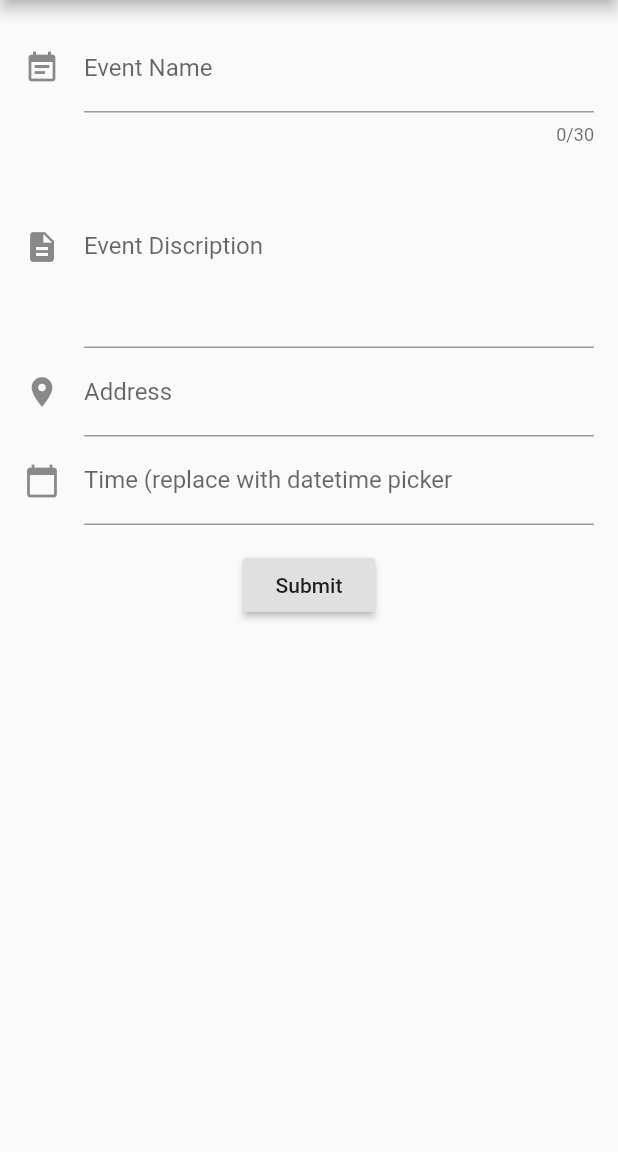
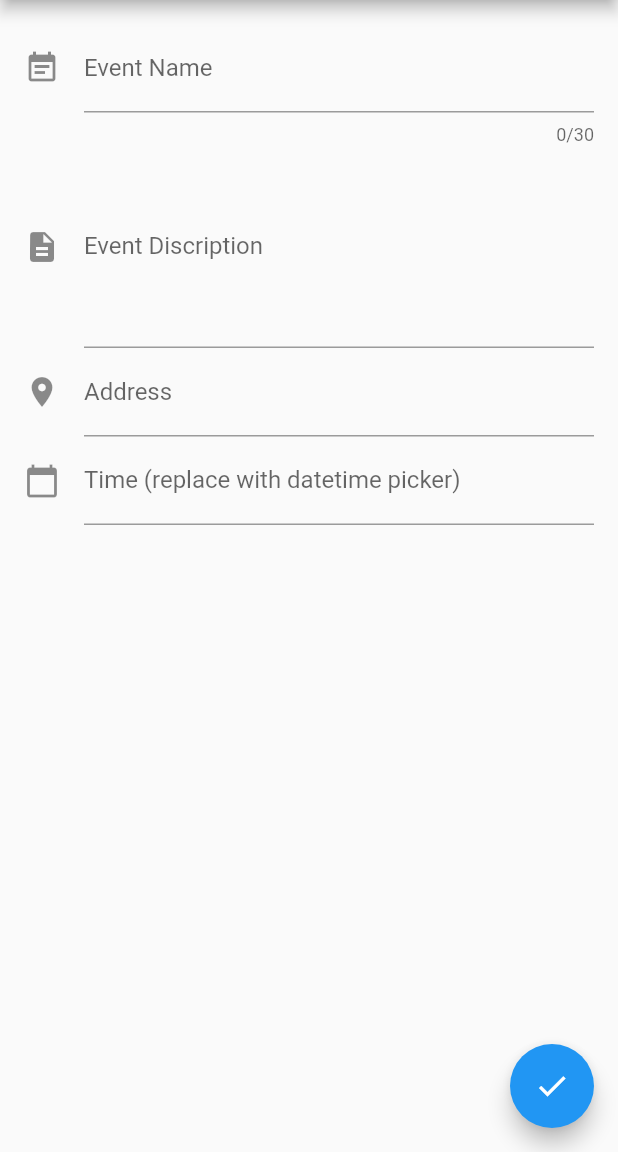
Before and after one commit to asundheim/Doorman, a Flutter app: the CreateNewEvent screen opened directly, on a phone screen of 412 x 824 dp, the part 84-1236 px from its top. Run offline on Flutter 3.47's test engine with Material 2 defaults, Android fonts, the phone set to English and light mode, and no system bars; our stand-ins replace google_sign_in, qr_flutter; missing offline and left inert: qrcode_reader; network calls fail.

Commit message:
added to events pages

```diff
--- a/lib/pages/events.dart
+++ b/lib/pages/events.dart
@@ -22,6 +22,7 @@ class _EventsState extends State<Events> {
     return Scaffold(
       floatingActionButton: FloatingActionButton(
         tooltip: "Create new Event",
+          child: Icon(Icons.add),
           onPressed: () => Navigator.push(context, MaterialPageRoute(builder: (BuildContext context) => CreateNewEvent()))),
         body: Material(
           child: Column(
@@ -94,6 +95,14 @@ class _CreateNewEventState extends State<CreateNewEvent> {
       appBar: AppBar(
         title: Text('Create new event'),
       ),
+      floatingActionButton: FloatingActionButton(
+          onPressed: () {
+            _createEvent(eventName, eventDescription, eventAddress, eventDateTime);
+            Navigator.pop(context);
+          },
+        tooltip: "Submit",
+        child: Icon(Icons.check),
+      ),
       body: Material(
       child: Padding(
         padding: const EdgeInsets.all(16.0),
@@ -145,7 +154,7 @@ class _CreateNewEventState extends State<CreateNewEvent> {
                 keyboardType: TextInputType.datetime,
                 decoration: const InputDecoration(
                   icon: Icon(Icons.calendar_today),
-                  labelText: 'Time (replace with datetime picker',
+                  labelText: 'Time (replace with datetime picker)',
                   hintText: '12/1/1 5:00pm',
                 ),
                 maxLines: 1,
@@ -153,15 +162,6 @@ class _CreateNewEventState extends State<CreateNewEvent> {
                   eventDateTime = value;
                 },
               ),
-                Padding(
-                  padding: EdgeInsets.only(top:16.0),
-                ),
-                // TODO maybe change to a save button on top right
-                RaisedButton(
-                  child: Text('Submit'),
-                  onPressed: () => _createEvent(eventName, eventDescription, eventAddress, eventDateTime),
-                ),
-
             ],
           ),
         ),
--- a/lib/pages/home.dart
+++ b/lib/pages/home.dart
@@ -4,6 +4,7 @@ import './qrgenerator.dart';
 import './auth.dart';
 import './events.dart';
 import './settings.dart';
+import './code.dart';
 
 class Home extends StatefulWidget {
   Home({Key key}) : super(key:key);
@@ -17,7 +18,7 @@ class _HomeState extends State<Home> {
   final _widgetOptions = [
     Events(),
     Scanner(),
-    Auth()
+    MyCodes(),
   ];
 
   @override
```
